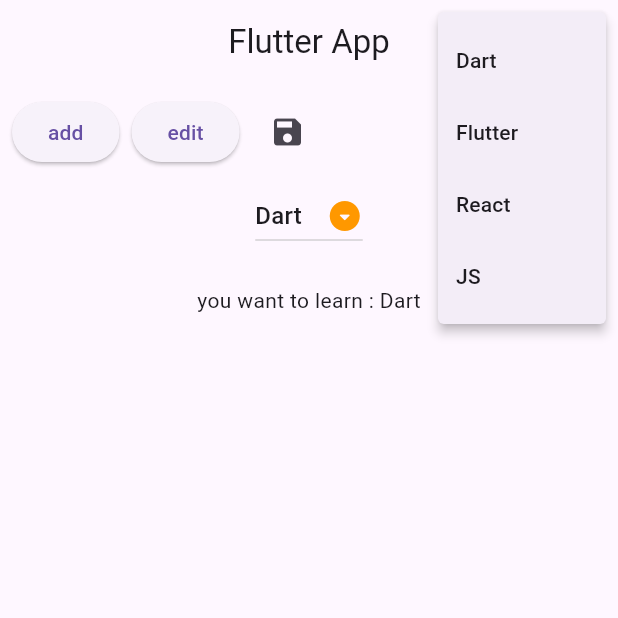
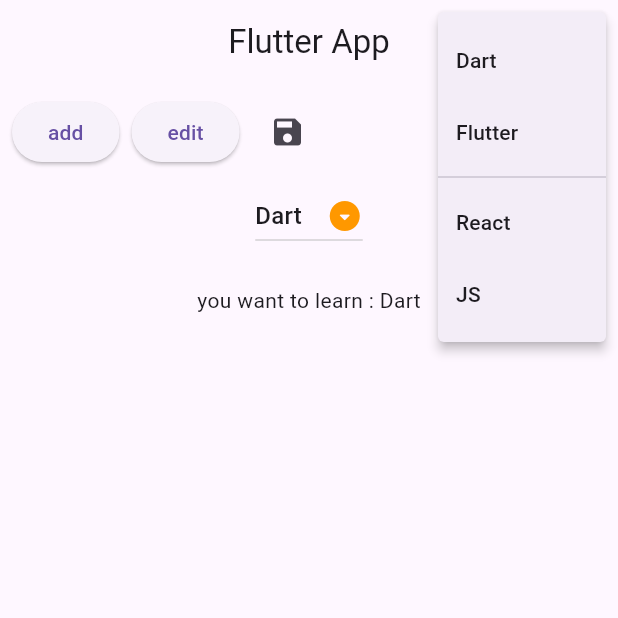
Before and after one commit to sm-hl/simple_project, a Flutter app: the screen it shows after launch, after a tap on the "settings" icon, on a phone screen of 412 x 824 dp, the top half of it. Run offline on Flutter 3.47's test engine with Material 3 defaults, Android fonts, the phone set to English and light mode, and no system bars; our stand-ins replace flutter_svg.

Commit message:
method 2: PopupMenuButton, PopupMenuItem Widgets with PopupMenuDivider

```diff
--- a/lib/main.dart
+++ b/lib/main.dart
@@ -14,6 +14,19 @@
 class _MyAppState extends State<MyApp> {
   List<String> courses = ['Dart', 'Flutter', 'React', 'JS'];
   String selectedCourse = 'Dart';
+
+  List<PopupMenuEntry<dynamic>> list = [];
+
+  @override
+  void initState() {
+    super.initState();
+    list.add(PopupMenuItem(child: Text('Dart'), value: 'Dart'));
+    list.add(PopupMenuItem(child: Text('Flutter'), value: 'Flutter'));
+    list.add(PopupMenuDivider(height: 12,));
+    list.add(PopupMenuItem(child: Text('React'), value: 'React'));
+    list.add(PopupMenuItem(child: Text('JS'), value: 'JS'));
+  }
+
   @override
   Widget build(BuildContext context) {
     return MaterialApp(
@@ -24,16 +37,12 @@
           centerTitle: true,
           actions: [
             PopupMenuButton(
-              itemBuilder: (context) => courses
-                  .map((course) => PopupMenuItem(
-                        value: course,
-                        child: Text(course),
-                      ))
-                  .toList(),
-              onCanceled: () => print('nothing selected'),//if we clicked outside menu
+              itemBuilder: (context) =>list,
+              onCanceled: () =>
+                  print('nothing selected'), //if we clicked outside menu
               onSelected: (value) => setState(() => selectedCourse = value),
-              icon: Icon(Icons.settings),//custom icon
-              padding: EdgeInsets.only(right: 50),
+              icon: Icon(Icons.settings), //custom icon
+              padding: EdgeInsets.symmetric(horizontal: 20),
             )
           ],
         ),
```
